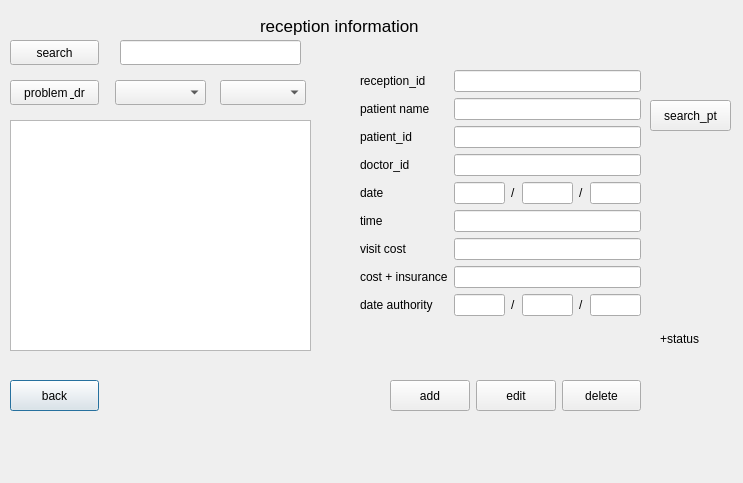
The window that receptiondialog.ui (itsMahdi/clinic) describes before a commit, drawn with Qt 5.
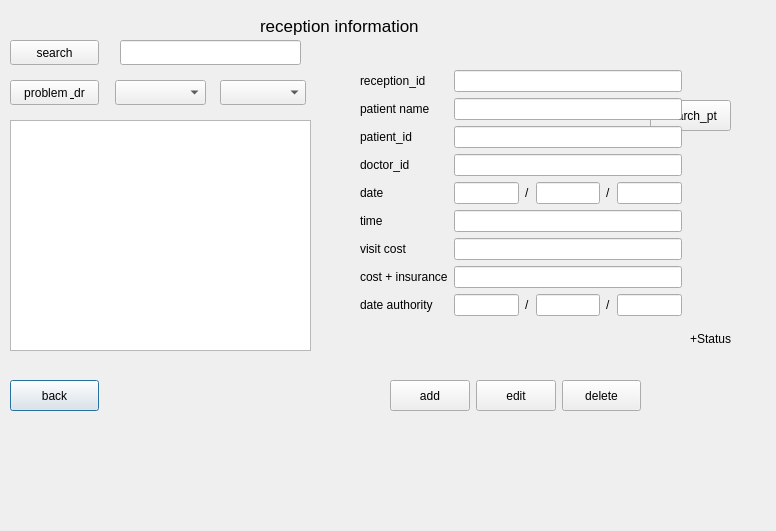
The same window after the commit.

Diff of the .ui file:
```diff
--- a/receptiondialog.ui
+++ b/receptiondialog.ui
@@ -6,8 +6,8 @@
    <rect>
     <x>0</x>
     <y>0</y>
-    <width>743</width>
-    <height>483</height>
+    <width>776</width>
+    <height>531</height>
    </rect>
   </property>
   <property name="windowTitle">
@@ -147,14 +147,14 @@
   <widget class="QLabel" name="label_5">
    <property name="geometry">
     <rect>
-     <x>660</x>
+     <x>690</x>
      <y>330</y>
      <width>67</width>
      <height>17</height>
     </rect>
    </property>
    <property name="text">
-    <string>+status</string>
+    <string>+Status</string>
    </property>
   </widget>
   <widget class="QPushButton" name="pushButton_reception_search">
@@ -185,7 +185,7 @@
     <rect>
      <x>360</x>
      <y>70</y>
-     <width>281</width>
+     <width>322</width>
      <height>291</height>
     </rect>
    </property>
```
